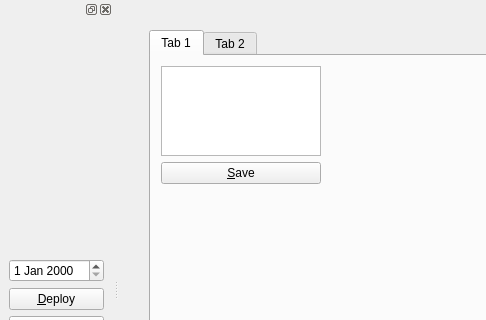
The window that mainwindow.ui (nemorami/work_type) describes before a commit, drawn with Qt 5; both pictures show x 0 to 486 and y 0 to 320 of the 800 by 600 pixel window.
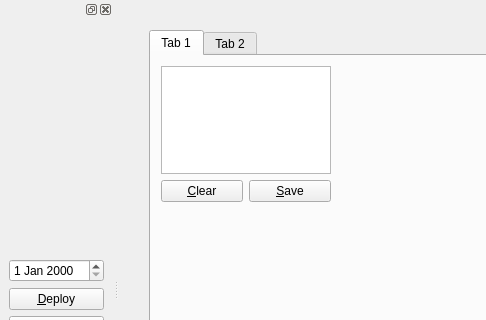
The same window after the commit.

The edit to the form file:
```diff
--- a/mainwindow.ui
+++ b/mainwindow.ui
@@ -35,8 +35,8 @@
        <rect>
         <x>10</x>
         <y>10</y>
-        <width>160</width>
-        <height>118</height>
+        <width>170</width>
+        <height>136</height>
        </rect>
       </property>
       <layout class="QVBoxLayout" name="monthVerticalLayout">
@@ -51,11 +51,22 @@
         </widget>
        </item>
        <item>
+        <layout class="QHBoxLayout" name="horizontalLayout_2">
+         <item>
+          <widget class="QPushButton" name="clearPushButton">
+           <property name="text">
+            <string>&amp;Clear</string>
+           </property>
+          </widget>
+         </item>
+         <item>
         <widget class="QPushButton" name="savePushButton">
          <property name="text">
           <string>&amp;Save</string>
          </property>
         </widget>
+         </item>
+        </layout>
        </item>
       </layout>
      </widget>
```
Lines whose indentation alone changed are shown as unchanged.
